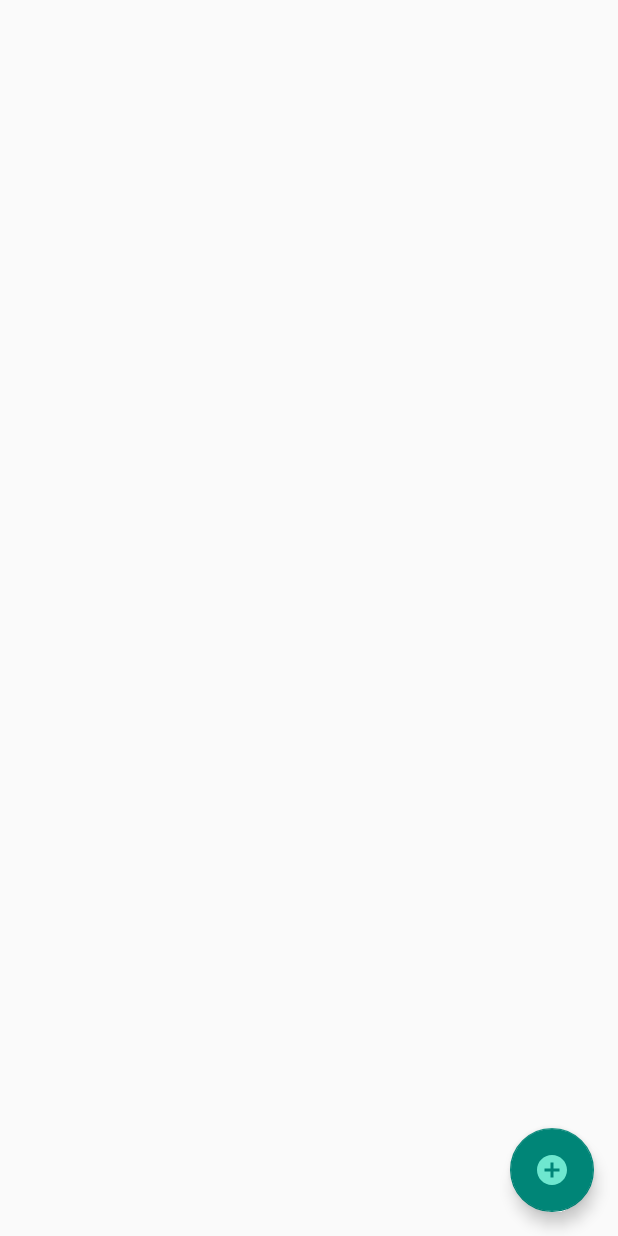
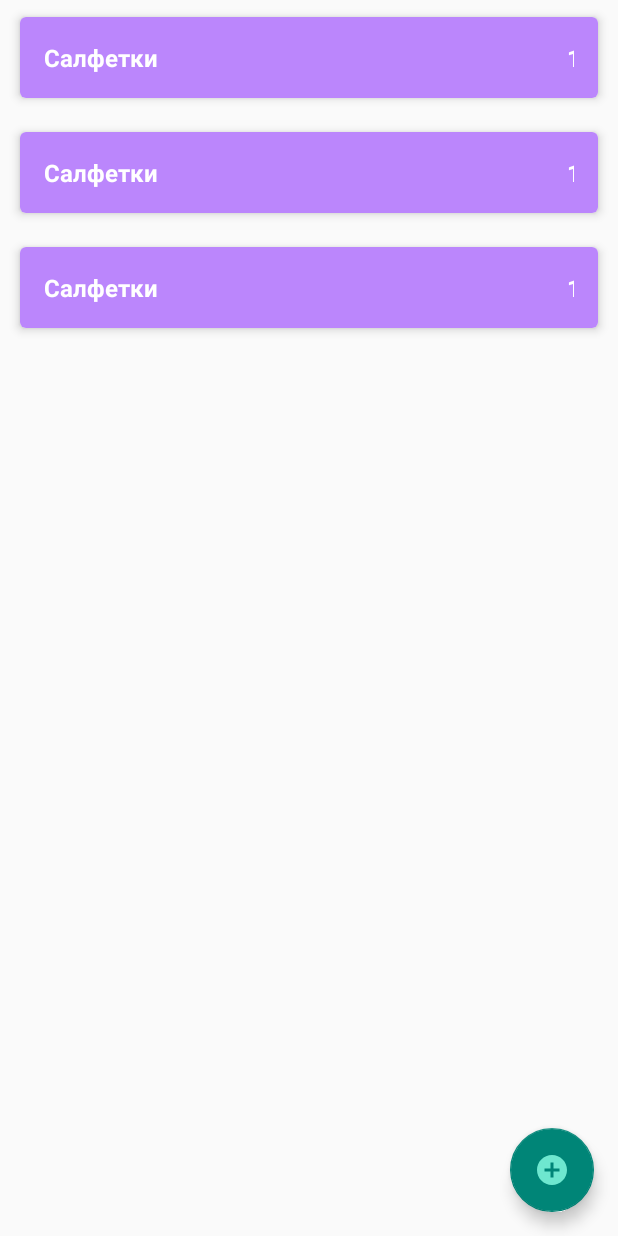
Before and after one commit to NikaNed/ShoppingList, an Android app: the layout activity_main.xml on its own in the app's theme, with its tools: preview values and no code run, on a phone screen of 412 x 824 dp. Run offline under Robolectric (Android 15) with nearby library versions, the phone set to English and light mode, and no system bars.

Commit message:
create layout shopping list

```diff
--- a/app/src/main/res/layout/activity_main.xml
+++ b/app/src/main/res/layout/activity_main.xml
@@ -6,6 +6,19 @@
     android:layout_height="match_parent"
     android:focusable="true"
     tools:context=".presentation.MainActivity">
+
+    <androidx.recyclerview.widget.RecyclerView
+        android:id="@+id/rv_shop_list"
+        android:layout_width="0dp"
+        android:layout_height="0dp"
+        app:layoutManager="androidx.recyclerview.widget.LinearLayoutManager"
+        app:layout_constraintBottom_toBottomOf="parent"
+        app:layout_constraintEnd_toEndOf="parent"
+        app:layout_constraintHorizontal_bias="0.0"
+        app:layout_constraintStart_toStartOf="parent"
+        app:layout_constraintTop_toTopOf="parent"
+        app:layout_constraintVertical_bias="0.0"
+        tools:listitem="@layout/item_shop_enabled" />
 
     <com.google.android.material.floatingactionbutton.FloatingActionButton
         android:id="@+id/floatingActionButton"
@@ -19,15 +32,4 @@
         app:layout_constraintEnd_toEndOf="parent"
         app:srcCompat="@drawable/ic_button_add" />
 
-    <androidx.recyclerview.widget.RecyclerView
-        android:id="@+id/rv_shop_list"
-        android:layout_width="0dp"
-        android:layout_height="0dp"
-        app:layoutManager="@androidx.recyclerview.widget.LinearLayoutManager"
-        app:layout_constraintBottom_toBottomOf="parent"
-        app:layout_constraintEnd_toEndOf="parent"
-        app:layout_constraintStart_toStartOf="parent"
-        app:layout_constraintTop_toTopOf="parent"
-        tools:listitem="@layout" />
-
 </androidx.constraintlayout.widget.ConstraintLayout>
```
